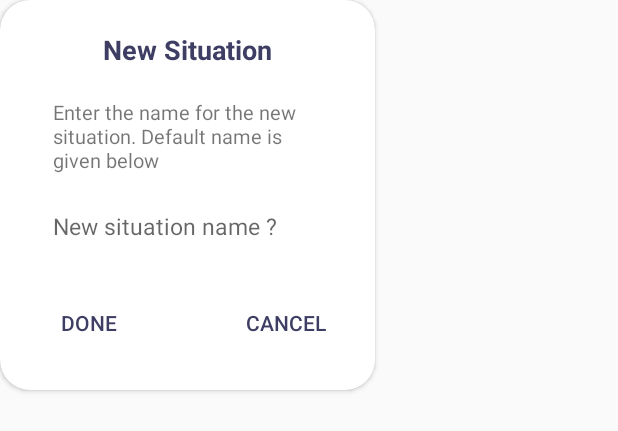
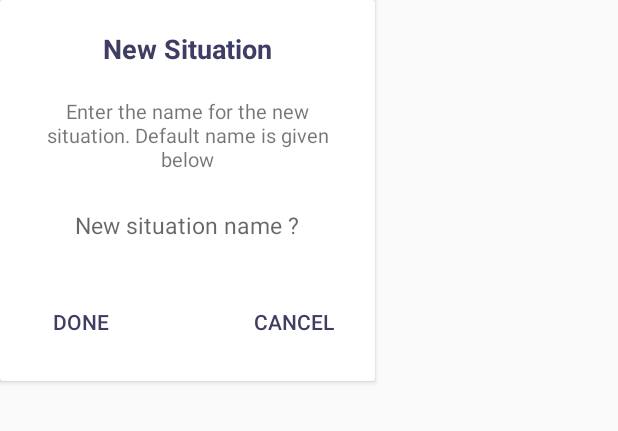
Before and after one commit to integralsathulkrishna/InLens_after_release, an Android app: the layout create_new_situation_layout.xml on its own in the app's theme, with its tools: preview values and no code run, on a phone screen of 412 x 824 dp. Shown: the top 431 px of the screen. Run offline under Robolectric (Android 15) with nearby library versions, the phone set to English and light mode, and no system bars; Roboto replaces fonts that are not available here.

Commit message:
Removed curved corners. Orientation of situation dialog changed to centre. Close button added to UserProfileDialogs

```diff
--- /dev/null
+++ b/app/src/main/res/drawable/ic_closedialog.xml
@@ -0,0 +1,5 @@
+<vector android:height="30dp" android:tint="#ffffff"
+    android:viewportHeight="24.0" android:viewportWidth="24.0"
+    android:width="30dp" xmlns:android="http://schemas.android.com/apk/res/android">
+    <path android:fillColor="#FF000000" android:pathData="M19,6.41L17.59,5 12,10.59 6.41,5 5,6.41 10.59,12 5,17.59 6.41,19 12,13.41 17.59,19 19,17.59 13.41,12z"/>
+</vector>
--- a/app/src/main/res/layout/create_new_situation_layout.xml
+++ b/app/src/main/res/layout/create_new_situation_layout.xml
@@ -5,15 +5,14 @@
     xmlns:app="http://schemas.android.com/apk/res-auto"
     android:layout_width="250dp"
     android:layout_height="wrap_content"
-    android:background="#ffffff"
-    android:padding="10dp"
-    app:cardCornerRadius="20dp">
+    android:background="#ffffff">
 
     <RelativeLayout
         android:layout_width="wrap_content"
         android:layout_height="wrap_content"
-        android:layout_margin="15dp"
-        android:background="#FFFF">
+        android:layout_margin="10dp"
+        android:background="#FFFF"
+        android:layout_gravity="center">
 
         <TextView
             android:id="@+id/title"
@@ -24,7 +23,7 @@
             android:textColor="@color/colorPrimaryDark"
             android:textSize="18sp"
             android:textStyle="bold"
-            android:layout_marginTop="5dp"/>
+            android:layout_marginTop="10dp"/>
 
         <TextView
             android:id="@+id/message"
@@ -34,8 +33,10 @@
             android:layout_marginEnd="20dp"
             android:layout_marginStart="20dp"
             android:layout_marginTop="20dp"
+            android:layout_centerHorizontal="true"
             android:text="Enter the name for the new situation. Default name is given below"
-            android:textSize="13sp" />
+            android:textSize="13sp"
+            android:gravity="center"/>
 
         <EditText
             android:id="@+id/situation_name"
@@ -47,6 +48,8 @@
             android:layout_marginTop="10dp"
             android:background="#ffffff"
             android:hint="New situation name ?"
+            android:layout_centerHorizontal="true"
+            android:gravity="center"
             android:textColor="@color/colorPrimaryDark"
             android:textSize="15sp" />
 
```
Also changed, not shown: app/src/main/java/integrals/inlens/Helper/ProfileDilaogHelper.java (+10 -3 lines), app/src/main/java/integrals/inlens/MainActivity.java (+13 -1 lines), app/src/main/res/layout/custom_profile_dialog.xml (+13 -3 lines).
